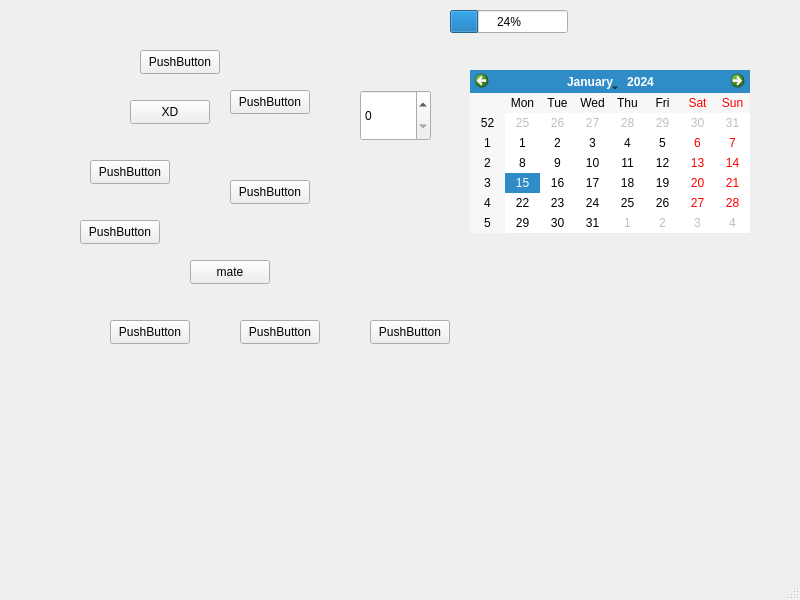
Old version of the form mainwindow.ui in the repository molautaro/interfazAGV.
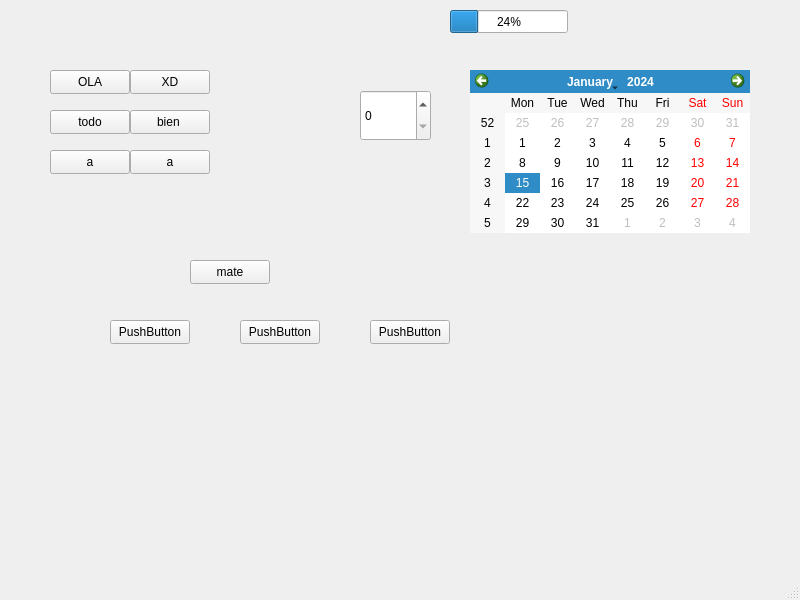
New version of the form.

What changed in the file:
```diff
--- a/mainwindow.ui
+++ b/mainwindow.ui
@@ -90,7 +90,7 @@
     <property name="geometry">
      <rect>
       <x>130</x>
-      <y>100</y>
+      <y>70</y>
       <width>80</width>
       <height>24</height>
      </rect>
@@ -115,66 +115,66 @@
    <widget class="QPushButton" name="pushButton_6">
     <property name="geometry">
      <rect>
-      <x>90</x>
-      <y>160</y>
+      <x>130</x>
+      <y>110</y>
       <width>80</width>
       <height>24</height>
      </rect>
     </property>
     <property name="text">
-     <string>PushButton</string>
+     <string>bien </string>
     </property>
    </widget>
    <widget class="QPushButton" name="pushButton_7">
     <property name="geometry">
      <rect>
-      <x>230</x>
-      <y>180</y>
+      <x>50</x>
+      <y>150</y>
       <width>80</width>
       <height>24</height>
      </rect>
     </property>
     <property name="text">
-     <string>PushButton</string>
+     <string>a</string>
     </property>
    </widget>
    <widget class="QPushButton" name="pushButton_8">
     <property name="geometry">
      <rect>
-      <x>80</x>
-      <y>220</y>
+      <x>130</x>
+      <y>150</y>
       <width>80</width>
       <height>24</height>
      </rect>
     </property>
     <property name="text">
-     <string>PushButton</string>
+     <string>a</string>
     </property>
    </widget>
    <widget class="QPushButton" name="pushButton_9">
     <property name="geometry">
      <rect>
-      <x>140</x>
-      <y>50</y>
+      <x>50</x>
+      <y>70</y>
       <width>80</width>
       <height>24</height>
      </rect>
     </property>
     <property name="text">
-     <string>PushButton</string>
+     <string>OLA</string>
     </property>
    </widget>
    <widget class="QPushButton" name="pushButton_10">
     <property name="geometry">
      <rect>
-      <x>230</x>
-      <y>90</y>
+      <x>50</x>
+      <y>110</y>
       <width>80</width>
       <height>24</height>
      </rect>
     </property>
     <property name="text">
-     <string>PushButton</string>
+     <string>todo</string>
     </property>
    </widget>
   </widget>
```
